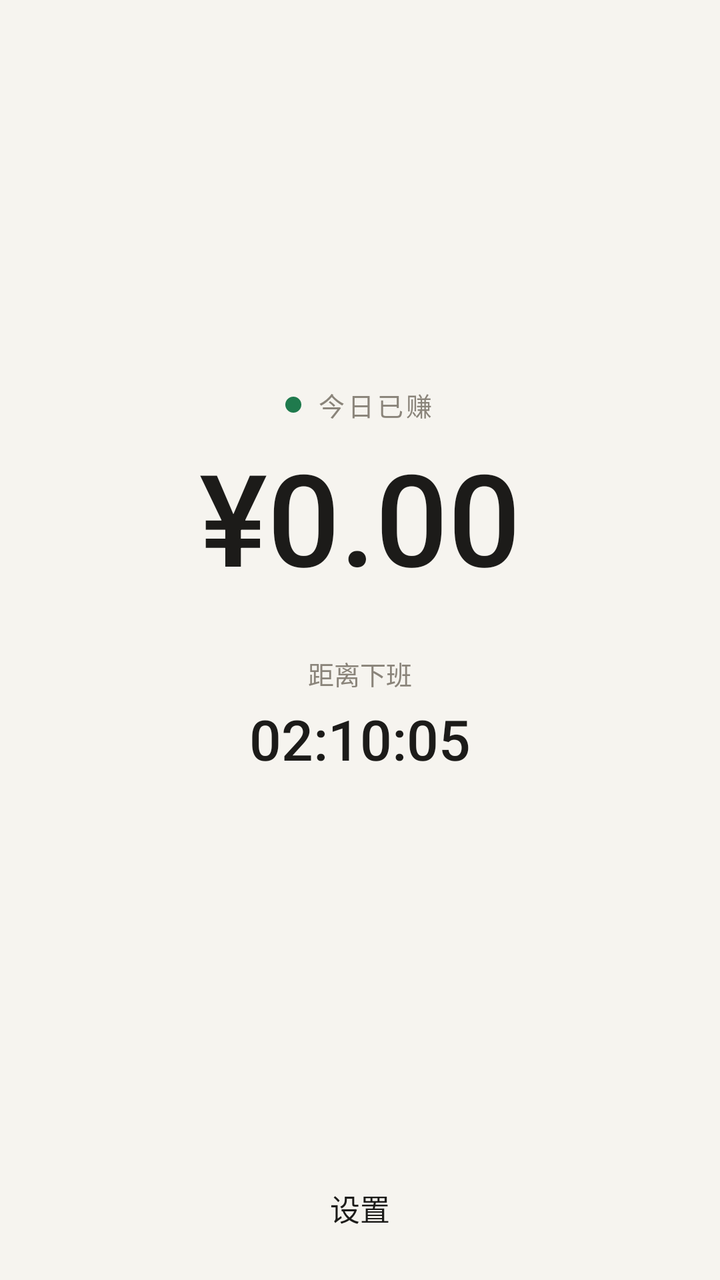
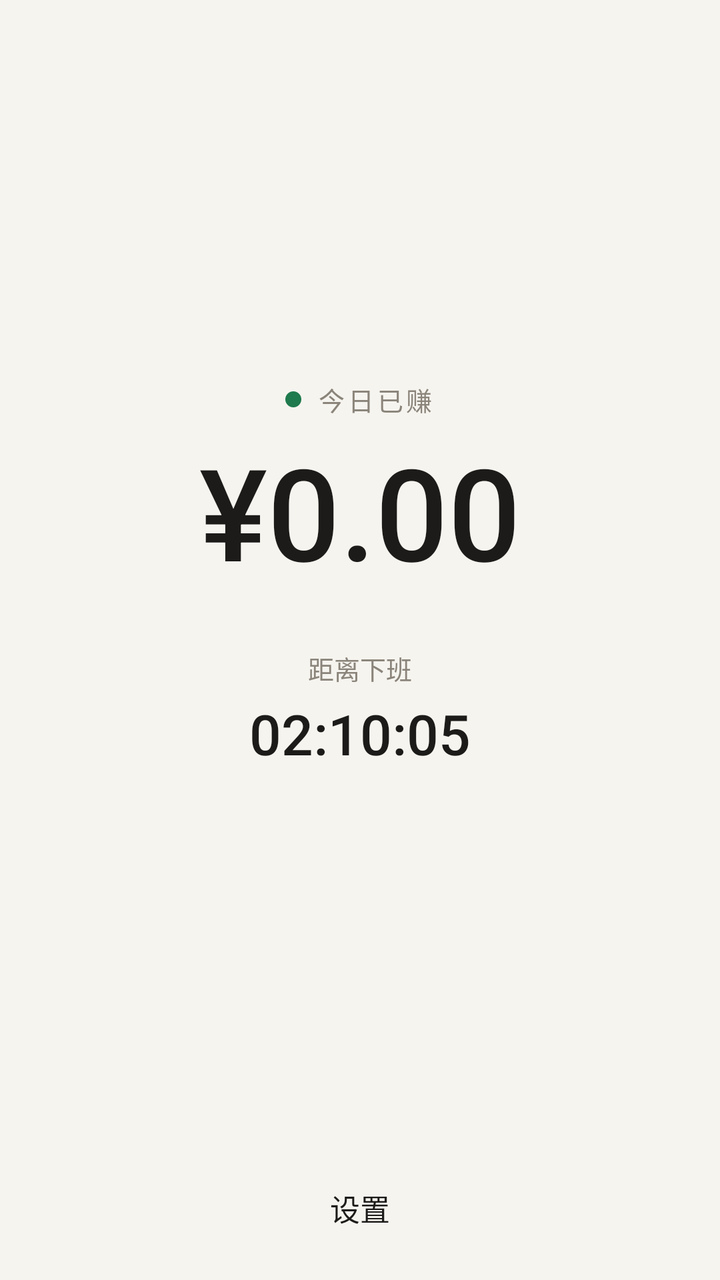

The first picture is an Android layout as it rendered before a commit; the second is the same layout after the commit. The layout source and the unified diff follow.
<!-- AndroidManifest.xml: application theme Theme.Salary_Calculator -->
<!-- res/layout/activity_main.xml -->
<?xml version="1.0" encoding="utf-8"?>
<androidx.constraintlayout.widget.ConstraintLayout xmlns:android="http://schemas.android.com/apk/res/android"
    xmlns:app="http://schemas.android.com/apk/res-auto"
    xmlns:tools="http://schemas.android.com/tools"
    android:id="@+id/main"
    android:layout_width="match_parent"
    android:layout_height="match_parent"
    android:background="@color/home_bg"
    tools:context=".MainActivity">

    <LinearLayout
        android:layout_width="0dp"
        android:layout_height="wrap_content"
        android:gravity="center_horizontal"
        android:orientation="vertical"
        android:paddingHorizontal="32dp"
        app:layout_constraintBottom_toTopOf="@id/btn_settings"
        app:layout_constraintEnd_toEndOf="parent"
        app:layout_constraintStart_toStartOf="parent"
        app:layout_constraintTop_toTopOf="parent">

        <LinearLayout
            android:layout_width="wrap_content"
            android:layout_height="wrap_content"
            android:gravity="center_vertical"
            android:orientation="horizontal">

            <View
                android:layout_width="8dp"
                android:layout_height="8dp"
                android:background="@drawable/bg_live_dot" />

            <TextView
                android:layout_width="wrap_content"
                android:layout_height="wrap_content"
                android:layout_marginStart="8dp"
                android:letterSpacing="0.12"
                android:text="今日已赚"
                android:textColor="@color/home_muted"
                android:textSize="13sp" />
        </LinearLayout>

        <TextView
            android:id="@+id/tv_earned"
            android:layout_width="wrap_content"
            android:layout_height="wrap_content"
            android:layout_marginTop="12dp"
            android:fontFamily="sans-serif-medium"
            android:includeFontPadding="false"
            android:text="¥0.00"
            android:textColor="@color/home_ink"
            android:textSize="64sp" />

        <TextView
            android:id="@+id/tv_countdown_label"
            android:layout_width="wrap_content"
            android:layout_height="wrap_content"
            android:layout_marginTop="28dp"
            android:text="距离下班"
            android:textColor="@color/home_muted"
            android:textSize="13sp" />

        <TextView
            android:id="@+id/tv_countdown"
            android:layout_width="wrap_content"
            android:layout_height="wrap_content"
            android:layout_marginTop="8dp"
            android:fontFamily="sans-serif-medium"
            android:includeFontPadding="false"
            android:text="02:10:05"
            android:textColor="@color/home_ink"
            android:textSize="28sp" />
    </LinearLayout>

    <com.google.android.material.button.MaterialButton
        android:id="@+id/btn_settings"
        style="@style/Widget.Material3.Button.TextButton"
        android:layout_width="wrap_content"
        android:layout_height="wrap_content"
        android:layout_marginBottom="12dp"
        android:text="设置"
        android:textColor="@color/home_ink"
        android:textSize="15sp"
        app:layout_constraintBottom_toBottomOf="parent"
        app:layout_constraintEnd_toEndOf="parent"
        app:layout_constraintStart_toStartOf="parent" />

</androidx.constraintlayout.widget.ConstraintLayout>
<!-- resources referenced by this layout -->
<resources>
  <color name="home_bg">#F6F4EF</color>
  <color name="home_ink">#1C1B19</color>
  <color name="home_muted">#8A847A</color>
  <!-- drawable bg_live_dot (drawable) -->
  <?xml version="1.0" encoding="utf-8"?>
  <shape xmlns:android="http://schemas.android.com/apk/res/android"
      android:shape="oval">
      <size
          android:width="8dp"
          android:height="8dp" />
      <solid android:color="@color/home_live" />
  </shape>
  <style name="Theme.Salary_Calculator" parent="Base.Theme.Salary_Calculator" />
  <color name="home_live">#1F7A4D</color>
  <style name="Base.Theme.Salary_Calculator" parent="Theme.Material3.DayNight.NoActionBar">
          <item name="colorPrimary">@color/home_ink</item>
          <item name="android:windowBackground">@color/home_bg</item>
          <item name="android:statusBarColor">@color/home_bg</item>
          <item name="android:navigationBarColor">@color/home_bg</item>
          <item name="android:windowLightStatusBar">true</item>
      </style>
</resources>

<!-- the commit's change to res/layout/activity_main.xml (unified diff, before → after) -->
@@ -16,8 +16,10 @@
         android:paddingHorizontal="32dp"
         app:layout_constraintBottom_toTopOf="@id/btn_settings"
         app:layout_constraintEnd_toEndOf="parent"
+        app:layout_constraintHorizontal_bias="0.0"
         app:layout_constraintStart_toStartOf="parent"
-        app:layout_constraintTop_toTopOf="parent">
+        app:layout_constraintTop_toTopOf="parent"
+        app:layout_constraintVertical_bias="0.493">
 
         <LinearLayout
             android:layout_width="wrap_content"
